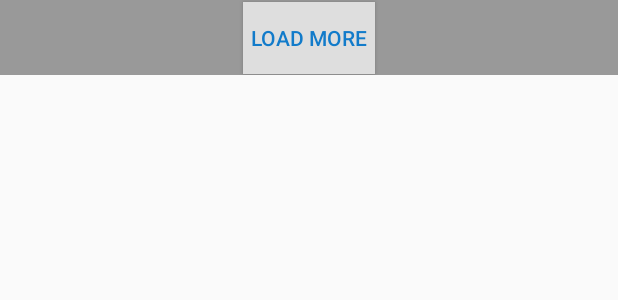
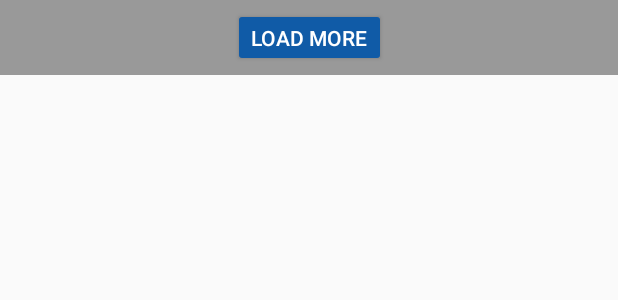
Before and after one commit to codeloadr/OathChallenge, an Android app: the layout footer_layout.xml on its own in the app's theme, with its tools: preview values and no code run, on a phone screen of 412 x 824 dp. Shown: the top 300 px of the screen. Run offline under Robolectric (Android 15) with nearby library versions, the phone set to English and light mode, and no system bars; network calls fail.

```diff
--- a/app/src/main/AndroidManifest.xml
+++ b/app/src/main/AndroidManifest.xml
@@ -17,7 +17,8 @@
         android:roundIcon="@mipmap/ic_launcher_round"
         android:supportsRtl="true"
         android:theme="@style/AppTheme">
-        <activity android:name=".MainActivity">
+        <activity android:name=".MainActivity"
+            android:configChanges="orientation|screenSize">
             <intent-filter>
                 <action android:name="android.intent.action.MAIN" />
 
--- a/app/src/main/res/layout/footer_layout.xml
+++ b/app/src/main/res/layout/footer_layout.xml
@@ -3,6 +3,7 @@
     xmlns:app="http://schemas.android.com/apk/res-auto"
     android:layout_width="match_parent"
     android:layout_height="@dimen/button_margin"
+    android:padding="5dp"
     android:background="@color/grey_color">
 
     <Button
@@ -11,10 +12,11 @@
         android:layout_height="wrap_content"
         android:text="@string/load_more_text"
         android:visibility="visible"
-        android:textColor="@color/light_blue_color"
-        android:background="@color/light_grey_color"
+
+        android:theme="@style/AppTheme.Button"
         app:layout_constraintLeft_toLeftOf="parent"
         app:layout_constraintRight_toRightOf="parent"
         app:layout_constraintTop_toTopOf="parent"
-        app:layout_constraintBottom_toBottomOf="parent" />
+        app:layout_constraintBottom_toBottomOf="parent"
+        />
 </android.support.constraint.ConstraintLayout>
--- a/app/src/main/res/values/dimens.xml
+++ b/app/src/main/res/values/dimens.xml
@@ -2,7 +2,7 @@
 
     <!-- Default screen margins, per the Android Design guidelines. -->
     <dimen name="activity_horizontal_margin">16dp</dimen>
-    <dimen name="activity_vertical_margin">16dp</dimen>
+    <dimen name="activity_vertical_margin">20dp</dimen>
     <dimen name="big_text_margin">19dp</dimen>
     <dimen name="title_text_margin">20dp</dimen>
     <dimen name="small_text_margin">14dp</dimen>
--- a/app/src/main/res/values/styles.xml
+++ b/app/src/main/res/values/styles.xml
@@ -8,4 +8,8 @@
         <item name="colorAccent">@color/colorAccent</item>
     </style>
 
+    <style name="AppTheme.Button" parent="Widget.AppCompat.Button.Colored">
+        <item name="colorButtonNormal">@color/blue_color</item>
+        <item name="android:textColor">@color/white_color</item>
+    </style>
 </resources>
```
Also changed, not shown: app/src/main/java/com/example/alimu/flickrapp/DividerItemDecorator.java (added, +33 -0 lines), app/src/main/java/com/example/alimu/flickrapp/MainFragment.java (+9 -3 lines), app/src/main/res/drawable/divider.xml (added, +8 -0 lines).
